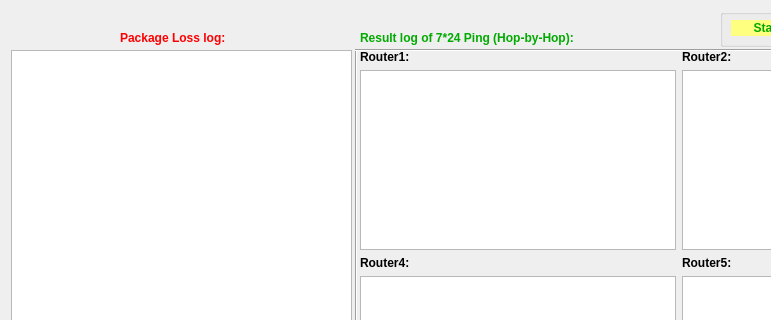
First picture: the form in All_Day_Ping_Result.ui, repository Qxff/DSC_Troubleshooting_Tool, before the edit; both pictures show x 0 to 771 and y 0 to 320 of the 1339 by 686 pixel window.
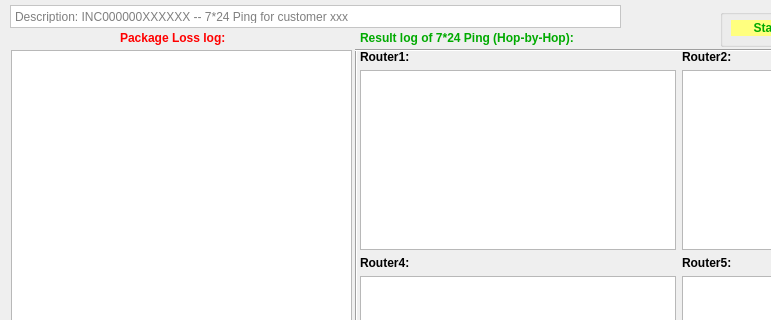
Second picture: the form after the edit. Icons and pictures are not drawn.

```diff
--- a/All_Day_Ping_Result.ui
+++ b/All_Day_Ping_Result.ui
@@ -418,6 +418,93 @@
      <string>&lt;html&gt;&lt;head/&gt;&lt;body&gt;&lt;p&gt;&lt;span style=&quot; font-size:9pt; font-weight:600; color:#ff0000;&quot;&gt;Package Loss log:&lt;/span&gt;&lt;/p&gt;&lt;/body&gt;&lt;/html&gt;</string>
     </property>
    </widget>
+   <widget class="QTextEdit" name="textEdit_incident_description">
+    <property name="geometry">
+     <rect>
+      <x>10</x>
+      <y>5</y>
+      <width>611</width>
+      <height>23</height>
+     </rect>
+    </property>
+    <property name="palette">
+     <palette>
+      <active>
+       <colorrole role="Base">
+        <brush brushstyle="SolidPattern">
+         <color alpha="255">
+          <red>255</red>
+          <green>255</green>
+          <blue>255</blue>
+         </color>
+        </brush>
+       </colorrole>
+       <colorrole role="Window">
+        <brush brushstyle="SolidPattern">
+         <color alpha="255">
+          <red>255</red>
+          <green>255</green>
+          <blue>255</blue>
+         </color>
+        </brush>
+       </colorrole>
+      </active>
+      <inactive>
+       <colorrole role="Base">
+        <brush brushstyle="SolidPattern">
+         <color alpha="255">
+          <red>255</red>
+          <green>255</green>
+          <blue>255</blue>
+         </color>
+        </brush>
+       </colorrole>
+       <colorrole role="Window">
+        <brush brushstyle="SolidPattern">
+         <color alpha="255">
+          <red>255</red>
+          <green>255</green>
+          <blue>255</blue>
+         </color>
+        </brush>
+       </colorrole>
+      </inactive>
+      <disabled>
+       <colorrole role="Base">
+        <brush brushstyle="SolidPattern">
+         <color alpha="255">
+          <red>255</red>
+          <green>255</green>
+          <blue>255</blue>
+         </color>
+        </brush>
+       </colorrole>
+       <colorrole role="Window">
+        <brush brushstyle="SolidPattern">
+         <color alpha="255">
+          <red>255</red>
+          <green>255</green>
+          <blue>255</blue>
+         </color>
+        </brush>
+       </colorrole>
+      </disabled>
+     </palette>
+    </property>
+    <property name="autoFillBackground">
+     <bool>true</bool>
+    </property>
+    <property name="html">
+     <string>&lt;!DOCTYPE HTML PUBLIC &quot;-//W3C//DTD HTML 4.0//EN&quot; &quot;http://www.w3.org/TR/REC-html40/strict.dtd&quot;&gt;
+&lt;html&gt;&lt;head&gt;&lt;meta name=&quot;qrichtext&quot; content=&quot;1&quot; /&gt;&lt;style type=&quot;text/css&quot;&gt;
+p, li { white-space: pre-wrap; }
+&lt;/style&gt;&lt;/head&gt;&lt;body style=&quot; font-family:'MS Shell Dlg 2'; font-size:8.25pt; font-weight:400; font-style:normal;&quot;&gt;
+&lt;p style=&quot;-qt-paragraph-type:empty; margin-top:0px; margin-bottom:0px; margin-left:0px; margin-right:0px; -qt-block-indent:0; text-indent:0px;&quot;&gt;&lt;br /&gt;&lt;/p&gt;&lt;/body&gt;&lt;/html&gt;</string>
+    </property>
+    <property name="placeholderText">
+     <string>Description: INC000000XXXXXX -- 7*24 Ping for customer xxx</string>
+    </property>
+   </widget>
    <zorder>textEdit_package_loss_log</zorder>
    <zorder>line</zorder>
    <zorder>label</zorder>
```
Left out of the diff: 1 changed line with no effect on the pictures.
